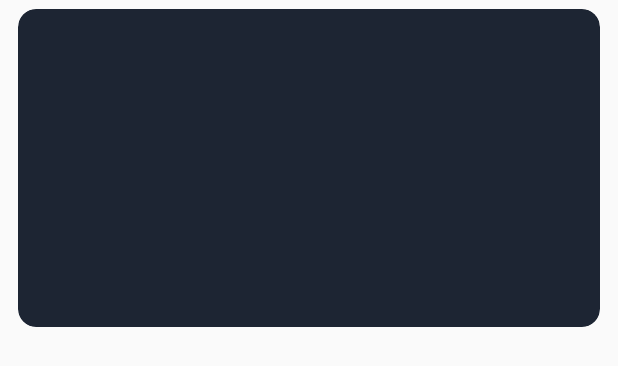
After one commit to SIKV/Photos, an Android app: the layout item_placeholder_photo.xml on its own in the app's theme, with its tools: preview values and no code run, on a phone screen of 412 x 824 dp. The commit adds this screen. Shown: the top 366 px of the screen. Run offline under Robolectric (Android 15) with nearby library versions, the phone set to English and light mode, and no system bars.

Commit message:
Content placeholder animation

```diff
--- a/app/build.gradle
+++ b/app/build.gradle
@@ -47,6 +47,9 @@ dependencies {
     // Glide
     implementation 'com.github.bumptech.glide:glide:4.7.1'
     annotationProcessor 'com.github.bumptech.glide:compiler:4.7.1'
+
+    // Content Placeholder Animation
+    implementation 'io.supercharge:shimmerlayout:2.1.0'
 }
 
 apply plugin: 'kotlin-android'
--- a/app/src/main/java/com/github/sikv/photos/view/MainActivity.kt
+++ b/app/src/main/java/com/github/sikv/photos/view/MainActivity.kt
@@ -37,10 +37,16 @@ class MainActivity : AppCompatActivity() {
 
         init()
 
+
+        mainShimmerLayout.startShimmerAnimation()
+
         viewModel.photos.observe(this, Observer {
             it?.let {
                 photoAdapter.setItems(it)
             }
+
+            mainShimmerLayout.stopShimmerAnimation()
+            mainShimmerLayout.visibility = View.GONE
         })
     }
 
--- /dev/null
+++ b/app/src/main/res/layout/item_placeholder_photo.xml
@@ -0,0 +1,12 @@
+<?xml version="1.0" encoding="utf-8"?>
+<android.support.v7.widget.CardView xmlns:android="http://schemas.android.com/apk/res/android"
+    xmlns:app="http://schemas.android.com/apk/res-auto"
+    android:layout_width="match_parent"
+    android:layout_height="212dp"
+    android:layout_marginTop="6dp"
+    android:layout_marginStart="12dp"
+    android:layout_marginEnd="12dp"
+    android:layout_marginBottom="6dp"
+    app:cardCornerRadius="12dp"
+    app:cardElevation="0dp"
+    app:cardBackgroundColor="@color/colorPrimaryDark"/>
--- a/app/src/main/res/values/colors.xml
+++ b/app/src/main/res/values/colors.xml
@@ -3,4 +3,7 @@
     <color name="colorPrimary">#273245</color>
     <color name="colorPrimaryDark">#1D2533</color>
     <color name="colorAccent">#FF4081</color>
+
+    <color name="colorShimmer">#273245</color>
+
 </resources>
```
Also changed, not shown: app/src/main/res/layout/activity_main.xml (+26 -0 lines), 1 other file.
